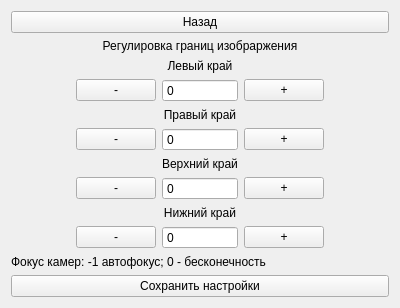
The window that resources/ui/SettingsForm.ui (StellarCampfire/GeoPhoto) describes before a commit, drawn with Qt 5.
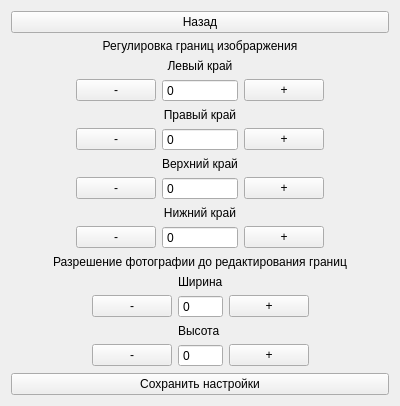
The same window after the commit.

Commit message: resolution settings

```diff
--- a/resources/ui/SettingsForm.ui
+++ b/resources/ui/SettingsForm.ui
@@ -7,7 +7,7 @@
     <x>0</x>
     <y>0</y>
     <width>400</width>
-    <height>300</height>
+    <height>310</height>
    </rect>
   </property>
   <property name="windowTitle">
@@ -200,22 +200,117 @@
    <item>
     <widget class="QLabel" name="label_6">
      <property name="text">
-      <string>Фокус камер: -1 автофокус; 0 - бесконечность</string>
+      <string>Разрешение фотографии до редактирования границ</string>
+     </property>
+     <property name="alignment">
+      <set>Qt::AlignCenter</set>
      </property>
     </widget>
    </item>
    <item>
-    <spacer name="verticalSpacer">
-     <property name="orientation">
-      <enum>Qt::Vertical</enum>
-     </property>
-     <property name="sizeHint" stdset="0">
-      <size>
-       <width>20</width>
-       <height>40</height>
-      </size>
-     </property>
-    </spacer>
+    <layout class="QGridLayout" name="gridLayout_2">
+     <item row="3" column="3">
+      <widget class="QPushButton" name="height_increase_pushButton">
+       <property name="text">
+        <string>+</string>
+       </property>
+      </widget>
+     </item>
+     <item row="1" column="0">
+      <spacer name="horizontalSpacer_3">
+       <property name="orientation">
+        <enum>Qt::Horizontal</enum>
+       </property>
+       <property name="sizeHint" stdset="0">
+        <size>
+         <width>40</width>
+         <height>20</height>
+        </size>
+       </property>
+      </spacer>
+     </item>
+     <item row="1" column="4">
+      <spacer name="horizontalSpacer_4">
+       <property name="orientation">
+        <enum>Qt::Horizontal</enum>
+       </property>
+       <property name="sizeHint" stdset="0">
+        <size>
+         <width>40</width>
+         <height>20</height>
+        </size>
+       </property>
+      </spacer>
+     </item>
+     <item row="1" column="1">
+      <widget class="QPushButton" name="width_decrease_pushButton">
+       <property name="text">
+        <string>-</string>
+       </property>
+      </widget>
+     </item>
+     <item row="0" column="2">
+      <widget class="QLabel" name="label_7">
+       <property name="text">
+        <string>Ширина</string>
+       </property>
+      </widget>
+     </item>
+     <item row="3" column="2">
+      <widget class="QSpinBox" name="height_spinBox">
+       <property name="buttonSymbols">
+        <enum>QAbstractSpinBox::NoButtons</enum>
+       </property>
+       <property name="maximum">
+        <number>99999</number>
+       </property>
+      </widget>
+     </item>
+     <item row="2" column="2">
+      <widget class="QLabel" name="label_8">
+       <property name="text">
+        <string>Высота</string>
+       </property>
+      </widget>
+     </item>
+     <item row="1" column="3">
+      <widget class="QPushButton" name="width_increase_pushButton">
+       <property name="text">
+        <string>+</string>
+       </property>
+      </widget>
+     </item>
+     <item row="1" column="2">
+      <widget class="QSpinBox" name="width_spinBox">
+       <property name="buttonSymbols">
+        <enum>QAbstractSpinBox::NoButtons</enum>
+       </property>
+       <property name="maximum">
+        <number>99999</number>
+       </property>
+      </widget>
+     </item>
+     <item row="3" column="1">
+      <widget class="QPushButton" name="height_decrease_pushButton">
+       <property name="text">
+        <string>-</string>
+       </property>
+      </widget>
+     </item>
+     <item row="4" column="2">
+      <spacer name="verticalSpacer">
+       <property name="orientation">
+        <enum>Qt::Vertical</enum>
+       </property>
+       <property name="sizeHint" stdset="0">
+        <size>
+         <width>20</width>
+         <height>40</height>
+        </size>
+       </property>
+      </spacer>
+     </item>
+    </layout>
    </item>
    <item>
     <widget class="QPushButton" name="save_settings_pushButton">
```
The commit also changes 1 other file.
